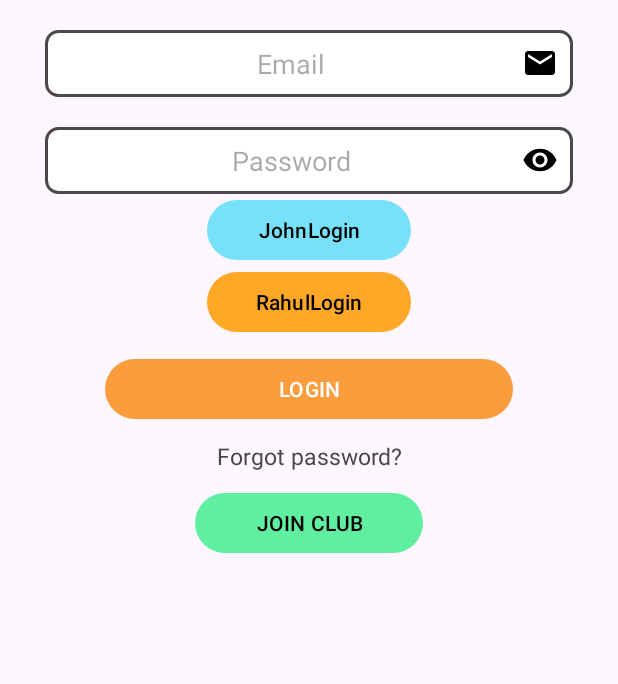
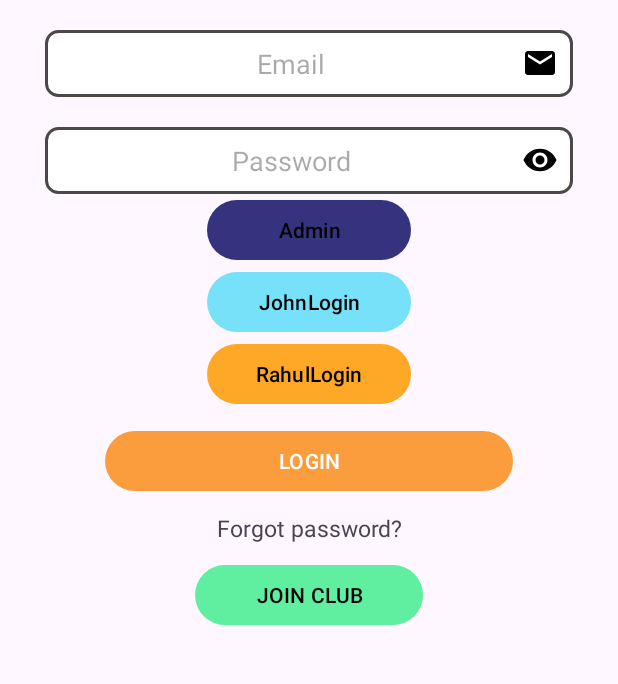
Before and after one commit to Rahul220344548/FinalYearProject, an Android app: the screen it shows after launch (MainActivity), on a phone screen of 412 x 824 dp, the part 499-1183 px from its top. Run offline under Robolectric (Android 15) with nearby library versions, the light colour scheme and no system bars; our stand-ins replace Firebase (no records; nobody signed in at launch, a user with empty details on screens opened directly).

Commit message:
add dummy auto Admin login button in mainactivity

```diff
--- a/app/src/main/res/layout/activity_main.xml
+++ b/app/src/main/res/layout/activity_main.xml
@@ -63,6 +63,15 @@
             android:inputType="textPassword" />
 
         <Button
+            android:id="@+id/btnAdminAutoLogin"
+            android:layout_width="136dp"
+            android:layout_height="wrap_content"
+            android:layout_gravity="center_horizontal"
+            android:text="Admin"
+            android:textColor="#000000"
+            app:backgroundTint="@color/indigo" />
+
+        <Button
             android:id="@+id/btnJohnAutoLogin"
             android:layout_width="136dp"
             android:layout_height="wrap_content"
```
Also changed, not shown: app/src/main/java/com/example/gym_application/MainActivity.kt (+25 -0 lines).
